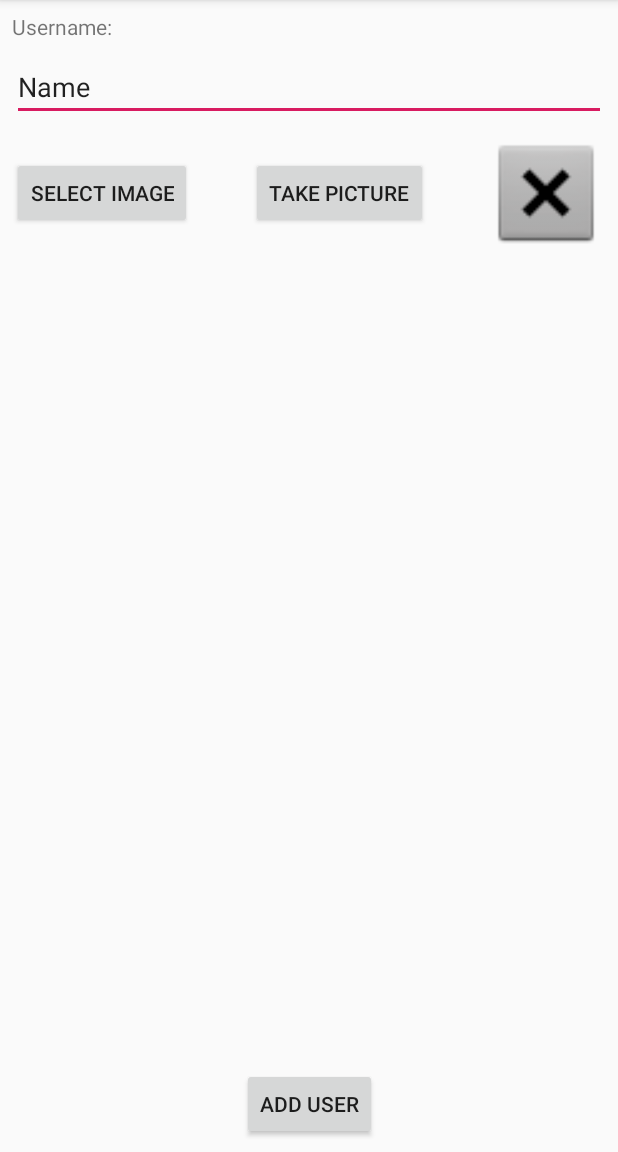
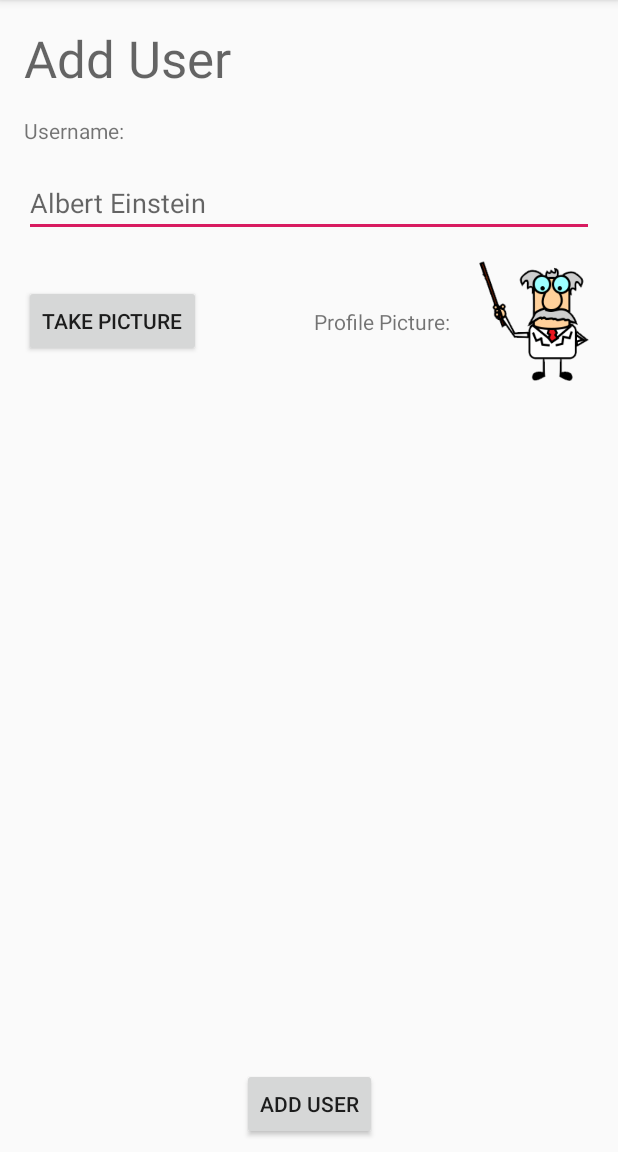
Before and after one commit to kylejwatson/MobileGame, an Android app: the screen it shows after launch (UserActivity), on a phone screen of 412 x 824 dp, the part 84-1236 px from its top. Run offline under Robolectric (Android 15) with nearby library versions, the phone set to English and light mode, and no system bars.

Commit message:
improved UI, improved scoring

```diff
--- a/app/src/main/java/com/example/circuitgame/GameView.java
+++ b/app/src/main/java/com/example/circuitgame/GameView.java
@@ -3,7 +3,6 @@ package com.example.circuitgame;
 import android.app.Activity;
 import android.content.Context;
 import android.graphics.Bitmap;
-import android.graphics.BitmapFactory;
 import android.graphics.Canvas;
 import android.graphics.Color;
 import android.graphics.Matrix;
@@ -23,7 +22,6 @@ import android.view.SurfaceView;
 import androidx.core.content.ContextCompat;
 
 import java.io.IOException;
-import java.util.AbstractCollection;
 import java.util.ArrayList;
 import java.util.List;
 
@@ -81,7 +79,7 @@ public class GameView extends SurfaceView {
 
         levels = new ArrayList<>();
 
-        Vector2D position = new Vector2D(1050, 1600);
+        Vector2D position = new Vector2D(1050, 1400);
         DrawObject profile = getProfile(context);
 
         Level.ObjectiveEvent event = new Level.ObjectiveEvent() {
@@ -92,7 +90,6 @@ public class GameView extends SurfaceView {
                 ((Activity) context).runOnUiThread(new Runnable() {
                     @Override
                     public void run() {
-                        Log.d("OBJ", "next: " + (objective.getNextObjective() == null));
                         objectiveListener.objectiveReached(objective);
                     }
                 });
@@ -301,6 +298,5 @@ public class GameView extends SurfaceView {
 
     public void play() {
         isPaused = false;
-        Log.d("RUN", isPaused + " " + isRunning);
     }
 }
--- a/app/src/main/java/com/example/circuitgame/HelpActivity.java
+++ b/app/src/main/java/com/example/circuitgame/HelpActivity.java
@@ -1,6 +1,8 @@
 package com.example.circuitgame;
 
 import androidx.appcompat.app.AppCompatActivity;
+import androidx.navigation.NavController;
+import androidx.navigation.Navigation;
 
 import android.os.Bundle;
 import android.view.View;
--- a/app/src/main/java/com/example/circuitgame/LeaderboardFragment.java
+++ b/app/src/main/java/com/example/circuitgame/LeaderboardFragment.java
@@ -41,7 +41,7 @@ public class LeaderboardFragment extends Fragment {
         TextView winLabel = view.findViewById(R.id.winLabel);
         winLabel.setText(getArguments().getString(TEXT_ARG));
         TextView pointLabel = view.findViewById(R.id.pointLabel);
-        pointLabel.setText("That Try: " + getArguments().getInt(POINTS_ARG));
+        pointLabel.setText("You scored: " + getArguments().getInt(POINTS_ARG));
         RecyclerView recyclerView = view.findViewById(R.id.scoreList);
         recyclerView.setLayoutManager(new LinearLayoutManager(context));
         recyclerView.setAdapter(new ScoreRecyclerViewAdapter(UserFile.getInstance(context).getUserList(), null));
--- a/app/src/main/java/com/example/circuitgame/UserFile.java
+++ b/app/src/main/java/com/example/circuitgame/UserFile.java
@@ -15,8 +15,8 @@ import java.util.List;
 
 class UserFile {
     static final char NEWLINE = '\n';
+    static final String COMMA = ",";
     private static final String FILE_NAME = "users.csv";
-    static final String COMMA = ",";
     private List<User> users;
     private static UserFile instance;
     private User currentUser;
--- a/app/src/main/res/layout/activity_help.xml
+++ b/app/src/main/res/layout/activity_help.xml
@@ -100,7 +100,7 @@
         android:layout_marginTop="16dp"
         android:layout_marginEnd="16dp"
         android:layout_marginRight="16dp"
-        android:text="The name of the component will appear at the top of the screen and you have to collect the correct one."
+        android:text="The name of the component will appear at the top-left of the screen and you have to collect the correct one."
         app:layout_constraintEnd_toEndOf="parent"
         app:layout_constraintStart_toStartOf="parent"
         app:layout_constraintTop_toBottomOf="@+id/imageView4" />
--- a/app/src/main/res/layout/activity_user.xml
+++ b/app/src/main/res/layout/activity_user.xml
@@ -7,63 +7,76 @@
     tools:context=".UserActivity">
 
     <TextView
+        android:id="@+id/titleTextView"
+        android:layout_width="wrap_content"
+        android:layout_height="wrap_content"
+        android:layout_marginStart="16dp"
+        android:layout_marginLeft="16dp"
+        android:layout_marginTop="16dp"
+        android:text="Add User"
+        android:textAppearance="@style/TextAppearance.AppCompat.Display1"
+        app:layout_constraintStart_toStartOf="parent"
+        app:layout_constraintTop_toTopOf="parent" />
+
+    <TextView
         android:id="@+id/usernameLabel"
         android:layout_width="wrap_content"
         android:layout_height="wrap_content"
-        android:layout_marginStart="8dp"
-        android:layout_marginLeft="8dp"
-        android:layout_marginTop="8dp"
+        android:layout_marginStart="16dp"
+        android:layout_marginLeft="16dp"
+        android:layout_marginTop="16dp"
         android:text="Username:"
         app:layout_constraintStart_toStartOf="parent"
-        app:layout_constraintTop_toTopOf="parent" />
+        app:layout_constraintTop_toBottomOf="@+id/titleTextView" />
 
     <EditText
         android:id="@+id/usernameText"
         android:layout_width="0dp"
         android:layout_height="wrap_content"
-        android:layout_marginStart="8dp"
-        android:layout_marginLeft="8dp"
-        android:layout_marginTop="8dp"
-        android:layout_marginEnd="8dp"
-        android:layout_marginRight="8dp"
+        android:layout_marginStart="16dp"
+        android:layout_marginLeft="16dp"
+        android:layout_marginTop="16dp"
+        android:layout_marginEnd="16dp"
+        android:layout_marginRight="16dp"
         android:ems="10"
+        android:hint="Albert Einstein"
         android:inputType="textPersonName"
-        android:text="Name"
         app:layout_constraintEnd_toEndOf="parent"
         app:layout_constraintStart_toStartOf="parent"
         app:layout_constraintTop_toBottomOf="@+id/usernameLabel" />
 
     <Button
-        android:id="@+id/imageButton"
-        android:layout_width="0dp"
+        android:id="@+id/cameraButton"
+        android:layout_width="wrap_content"
         android:layout_height="wrap_content"
-        android:layout_marginStart="8dp"
-        android:layout_marginLeft="8dp"
-        android:text="Select Image"
+        android:layout_marginStart="16dp"
+        android:layout_marginLeft="16dp"
+        android:text="Take Picture"
         app:layout_constraintBottom_toBottomOf="@+id/profileImage"
         app:layout_constraintStart_toStartOf="parent"
         app:layout_constraintTop_toTopOf="@+id/profileImage" />
 
-    <Button
-        android:id="@+id/cameraButton"
+    <TextView
+        android:id="@+id/pictureLabel"
         android:layout_width="wrap_content"
         android:layout_height="wrap_content"
-        android:text="Take Picture"
+        android:layout_marginEnd="16dp"
+        android:layout_marginRight="16dp"
+        android:text="Profile Picture:"
         app:layout_constraintBottom_toBottomOf="@+id/profileImage"
         app:layout_constraintEnd_toStartOf="@+id/profileImage"
-        app:layout_constraintStart_toEndOf="@+id/imageButton"
         app:layout_constraintTop_toTopOf="@+id/profileImage" />
 
     <ImageView
         android:id="@+id/profileImage"
         android:layout_width="80dp"
         android:layout_height="80dp"
-        android:layout_marginTop="8dp"
-        android:layout_marginEnd="8dp"
-        android:layout_marginRight="8dp"
+        android:layout_marginTop="16dp"
+        android:layout_marginEnd="16dp"
+        android:layout_marginRight="16dp"
         app:layout_constraintEnd_toEndOf="parent"
         app:layout_constraintTop_toBottomOf="@+id/usernameText"
-        app:srcCompat="@android:drawable/btn_dialog" />
+        app:srcCompat="@drawable/prof" />
 
     <Button
         android:id="@+id/saveButton"
--- a/app/src/main/res/layout/fragment_leaderboard.xml
+++ b/app/src/main/res/layout/fragment_leaderboard.xml
@@ -23,11 +23,11 @@
         android:id="@+id/pointLabel"
         android:layout_width="wrap_content"
         android:layout_height="wrap_content"
-        android:layout_marginTop="16dp"
         android:layout_marginEnd="16dp"
         android:layout_marginRight="16dp"
         android:text="That Try: 180"
-        android:textAppearance="@style/TextAppearance.AppCompat.Display1"
+        android:textAppearance="@style/TextAppearance.AppCompat.Large"
+        app:layout_constraintBottom_toTopOf="@+id/scoreList"
         app:layout_constraintEnd_toEndOf="parent"
         app:layout_constraintTop_toTopOf="parent" />
 
--- a/app/src/main/res/navigation/nav_graph.xml
+++ b/app/src/main/res/navigation/nav_graph.xml
@@ -35,5 +35,8 @@
         <action
             android:id="@+id/action_gameFragment_to_leaderboardFragment"
             app:destination="@id/leaderboardFragment" />
+        <action
+            android:id="@+id/action_gameFragment_to_titleFragment"
+            app:destination="@id/titleFragment" />
     </fragment>
 </navigation>
```
Also changed, not shown: app/src/main/java/com/example/circuitgame/GameFragment.java (+9 -4 lines), app/src/main/java/com/example/circuitgame/UserActivity.java (+31 -38 lines), app/src/main/java/com/example/circuitgame/UserFragment.java (deleted, +0 -135 lines), app/src/main/res/layout/activity_change_user.xml (+12 -1 lines), app/src/main/res/layout/fragment_game.xml (+30 -8 lines), app/src/main/res/layout/fragment_user.xml (deleted, +0 -108 lines).
